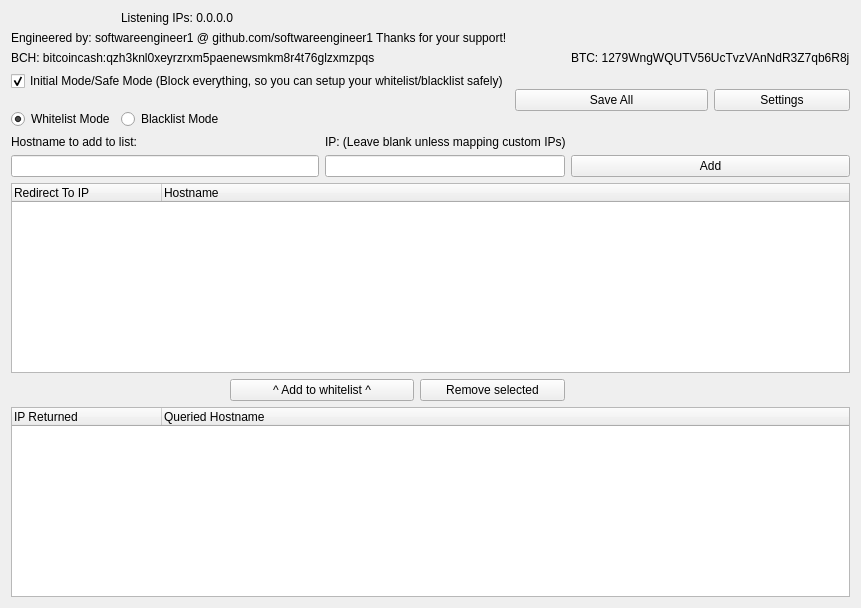
Old version of the form Source/YourFriendlyDNS/dnsserverwindow.ui in the repository softwareengineer1/YourFriendlyDNS.
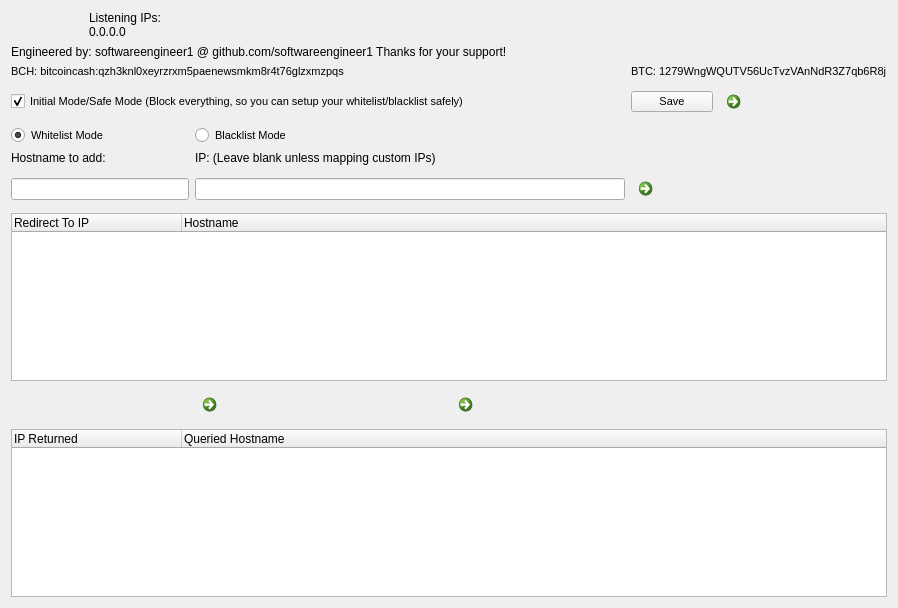
New version of the form. Icons and pictures are not drawn.

```diff
--- a/Source/YourFriendlyDNS/dnsserverwindow.ui
+++ b/Source/YourFriendlyDNS/dnsserverwindow.ui
@@ -15,8 +15,95 @@
   </property>
   <widget class="QWidget" name="centralWidget">
    <layout class="QGridLayout" name="gridLayout">
+    <item row="8" column="3">
+     <widget class="QRadioButton" name="blacklistButton">
+      <property name="minimumSize">
+       <size>
+        <width>250</width>
+        <height>0</height>
+       </size>
+      </property>
+      <property name="font">
+       <font>
+        <pointsize>8</pointsize>
+       </font>
+      </property>
+      <property name="text">
+       <string>Blacklist Mode</string>
+      </property>
+     </widget>
+    </item>
+    <item row="12" column="0" colspan="8">
+     <widget class="QTreeWidget" name="dnslist">
+      <property name="editTriggers">
+       <set>QAbstractItemView::NoEditTriggers</set>
+      </property>
+      <property name="alternatingRowColors">
+       <bool>true</bool>
+      </property>
+      <property name="indentation">
+       <number>0</number>
+      </property>
+      <property name="uniformRowHeights">
+       <bool>true</bool>
+      </property>
+      <attribute name="headerDefaultSectionSize">
+       <number>170</number>
+      </attribute>
+      <attribute name="headerMinimumSectionSize">
+       <number>150</number>
+      </attribute>
+      <column>
+       <property name="text">
+        <string>Redirect To IP</string>
+       </property>
+      </column>
+      <column>
+       <property name="text">
+        <string>Hostname</string>
+       </property>
+      </column>
+     </widget>
+    </item>
+    <item row="14" column="0" colspan="8">
+     <widget class="QTreeWidget" name="dnsqueries">
+      <property name="editTriggers">
+       <set>QAbstractItemView::NoEditTriggers</set>
+      </property>
+      <property name="alternatingRowColors">
+       <bool>true</bool>
+      </property>
+      <property name="indentation">
+       <number>0</number>
+      </property>
+      <attribute name="headerCascadingSectionResizes">
+       <bool>false</bool>
+      </attribute>
+      <attribute name="headerDefaultSectionSize">
+       <number>170</number>
+      </attribute>
+      <attribute name="headerMinimumSectionSize">
+       <number>150</number>
+      </attribute>
+      <column>
+       <property name="text">
+        <string>IP Returned</string>
+       </property>
+      </column>
+      <column>
+       <property name="text">
+        <string>Queried Hostname</string>
+       </property>
+      </column>
+     </widget>
+    </item>
     <item row="2" column="6" colspan="2">
      <widget class="QLabel" name="label_2">
+      <property name="font">
+       <font>
+        <pointsize>8</pointsize>
+       </font>
+      </property>
       <property name="text">
        <string>BTC: 1279WngWQUTV56UcTvzVAnNdR3Z7qb6R8j</string>
       </property>
@@ -46,6 +133,11 @@
     </item>
     <item row="2" column="0" colspan="4">
      <widget class="QLabel" name="label_4">
+      <property name="font">
+       <font>
+        <pointsize>8</pointsize>
+       </font>
+      </property>
       <property name="text">
        <string>BCH: bitcoincash:qzh3knl0xeyrzrxm5paenewsmkm8r4t76glzxmzpqs</string>
       </property>
@@ -64,116 +156,26 @@
       </property>
      </widget>
     </item>
-    <item row="9" column="0" colspan="8">
-     <widget class="QTreeWidget" name="dnslist">
-      <property name="editTriggers">
-       <set>QAbstractItemView::NoEditTriggers</set>
-      </property>
-      <property name="alternatingRowColors">
-       <bool>true</bool>
-      </property>
-      <property name="indentation">
-       <number>0</number>
-      </property>
-      <property name="uniformRowHeights">
-       <bool>true</bool>
-      </property>
-      <attribute name="headerDefaultSectionSize">
-       <number>150</number>
-      </attribute>
-      <attribute name="headerMinimumSectionSize">
-       <number>150</number>
-      </attribute>
-      <column>
-       <property name="text">
-        <string>Redirect To IP</string>
-       </property>
-      </column>
-      <column>
-       <property name="text">
-        <string>Hostname</string>
-       </property>
-      </column>
-     </widget>
-    </item>
-    <item row="8" column="3" colspan="3">
+    <item row="11" column="3" colspan="3">
      <widget class="QLineEdit" name="ipEdit"/>
     </item>
-    <item row="6" column="0">
-     <widget class="QRadioButton" name="whitelistButton">
-      <property name="text">
-       <string>Whitelist Mode</string>
-      </property>
-      <property name="checked">
-       <bool>true</bool>
-      </property>
-     </widget>
-    </item>
-    <item row="10" column="2" colspan="2">
-     <widget class="QPushButton" name="secondAddButton">
-      <property name="text">
-       <string>^ Add to whitelist ^</string>
-      </property>
-     </widget>
-    </item>
-    <item row="8" column="0" colspan="3">
+    <item row="11" column="0" colspan="3">
      <widget class="QLineEdit" name="hostnameEdit"/>
     </item>
-    <item row="11" column="0" colspan="8">
-     <widget class="QTreeWidget" name="dnsqueries">
-      <property name="editTriggers">
-       <set>QAbstractItemView::NoEditTriggers</set>
-      </property>
-      <property name="alternatingRowColors">
-       <bool>true</bool>
-      </property>
-      <property name="indentation">
-       <number>0</number>
-      </property>
-      <attribute name="headerCascadingSectionResizes">
-       <bool>false</bool>
-      </attribute>
-      <attribute name="headerDefaultSectionSize">
-       <number>150</number>
-      </attribute>
-      <attribute name="headerMinimumSectionSize">
-       <number>150</number>
-      </attribute>
-      <column>
-       <property name="text">
-        <string>IP Returned</string>
-       </property>
-      </column>
-      <column>
-       <property name="text">
-        <string>Queried Hostname</string>
-       </property>
-      </column>
-     </widget>
-    </item>
-    <item row="7" column="0" colspan="2">
+    <item row="9" column="0" colspan="2">
      <widget class="QLabel" name="hostnameLabel">
       <property name="text">
-       <string>Hostname to add to list:</string>
+       <string>Hostname to add:</string>
       </property>
      </widget>
     </item>
-    <item row="10" column="4" colspan="2">
-     <widget class="QPushButton" name="removeButton">
-      <property name="text">
-       <string>Remove selected</string>
-      </property>
-     </widget>
-    </item>
-    <item row="3" column="5" rowspan="4" colspan="2">
-     <widget class="QPushButton" name="pushButton_2">
-      <property name="text">
-       <string>Save All</string>
-      </property>
-     </widget>
-    </item>
-    <item row="3" column="0" colspan="5">
+    <item row="6" column="0" colspan="5">
      <widget class="QCheckBox" name="initialMode">
+      <property name="font">
+       <font>
+        <pointsize>8</pointsize>
+       </font>
+      </property>
       <property name="text">
        <string>Initial Mode/Safe Mode (Block everything, so you can setup your whitelist/blacklist safely)</string>
       </property>
@@ -182,23 +184,6 @@
       </property>
      </widget>
     </item>
-    <item row="3" column="7" rowspan="4">
-     <widget class="QPushButton" name="pushButton">
-      <property name="text">
-       <string>Settings</string>
-      </property>
-     </widget>
-    </item>
-    <item row="0" column="3" colspan="2">
-     <widget class="QLabel" name="label_6">
-      <property name="text">
-       <string/>
-      </property>
-      <property name="pixmap">
-       <pixmap resource="images.qrc">:/images/YFD.png</pixmap>
-      </property>
-     </widget>
-    </item>
     <item row="0" column="1" colspan="2">
      <widget class="QLabel" name="listeningIPs">
       <property name="text">
@@ -215,27 +200,13 @@
       </property>
      </widget>
     </item>
-    <item row="7" column="3" colspan="5">
+    <item row="9" column="3" colspan="5">
      <widget class="QLabel" name="label">
       <property name="text">
        <string>IP: (Leave blank unless mapping custom IPs)</string>
       </property>
      </widget>
     </item>
-    <item row="6" column="1">
-     <widget class="QRadioButton" name="blacklistButton">
-      <property name="text">
-       <string>Blacklist Mode</string>
-      </property>
-     </widget>
-    </item>
-    <item row="8" column="6" colspan="2">
-     <widget class="QPushButton" name="firstAddButton">
-      <property name="text">
-       <string>Add</string>
-      </property>
-     </widget>
-    </item>
     <item row="1" column="0" colspan="6">
      <widget class="QLabel" name="label_7">
       <property name="text">
@@ -243,6 +214,93 @@
       </property>
      </widget>
     </item>
+    <item row="13" column="4">
+     <widget class="QCommandLinkButton" name="removeButton">
+      <property name="text">
+       <string/>
+      </property>
+      <property name="icon">
+       <iconset resource="images.qrc">
+        <normaloff>:/images/minus.png</normaloff>:/images/minus.png</iconset>
+      </property>
+     </widget>
+    </item>
+    <item row="11" column="6" colspan="2">
+     <widget class="QCommandLinkButton" name="firstAddButton">
+      <property name="text">
+       <string/>
+      </property>
+      <property name="icon">
+       <iconset resource="images.qrc">
+        <normaloff>:/images/plus.png</normaloff>:/images/plus.png</iconset>
+      </property>
+     </widget>
+    </item>
+    <item row="13" column="3">
+     <widget class="QCommandLinkButton" name="secondAddButton">
+      <property name="text">
+       <string/>
+      </property>
+      <property name="icon">
+       <iconset resource="images.qrc">
+        <normaloff>:/images/plus.png</normaloff>:/images/plus.png</iconset>
+      </property>
+     </widget>
+    </item>
+    <item row="8" column="0" colspan="2">
+     <widget class="QRadioButton" name="whitelistButton">
+      <property name="minimumSize">
+       <size>
+        <width>150</width>
+        <height>0</height>
+       </size>
+      </property>
+      <property name="font">
+       <font>
+        <pointsize>8</pointsize>
+       </font>
+      </property>
+      <property name="text">
+       <string>Whitelist Mode</string>
+      </property>
+      <property name="checked">
+       <bool>true</bool>
+      </property>
+     </widget>
+    </item>
+    <item row="0" column="3" colspan="2">
+     <widget class="QLabel" name="label_6">
+      <property name="text">
+       <string/>
+      </property>
+      <property name="pixmap">
+       <pixmap resource="images.qrc">:/images/YFD.png</pixmap>
+      </property>
+     </widget>
+    </item>
+    <item row="6" column="7">
+     <widget class="QCommandLinkButton" name="settingsButton">
+      <property name="text">
+       <string/>
+      </property>
+      <property name="icon">
+       <iconset resource="images.qrc">
+        <normaloff>:/images/gear.gif</normaloff>:/images/gear.gif</iconset>
+      </property>
+     </widget>
+    </item>
+    <item row="6" column="6">
+     <widget class="QPushButton" name="saveButton">
+      <property name="font">
+       <font>
+        <pointsize>8</pointsize>
+       </font>
+      </property>
+      <property name="text">
+       <string>Save</string>
+      </property>
+     </widget>
+    </item>
    </layout>
   </widget>
  </widget>
```
Left out of the diff: 8 changed lines with no effect on the pictures.
